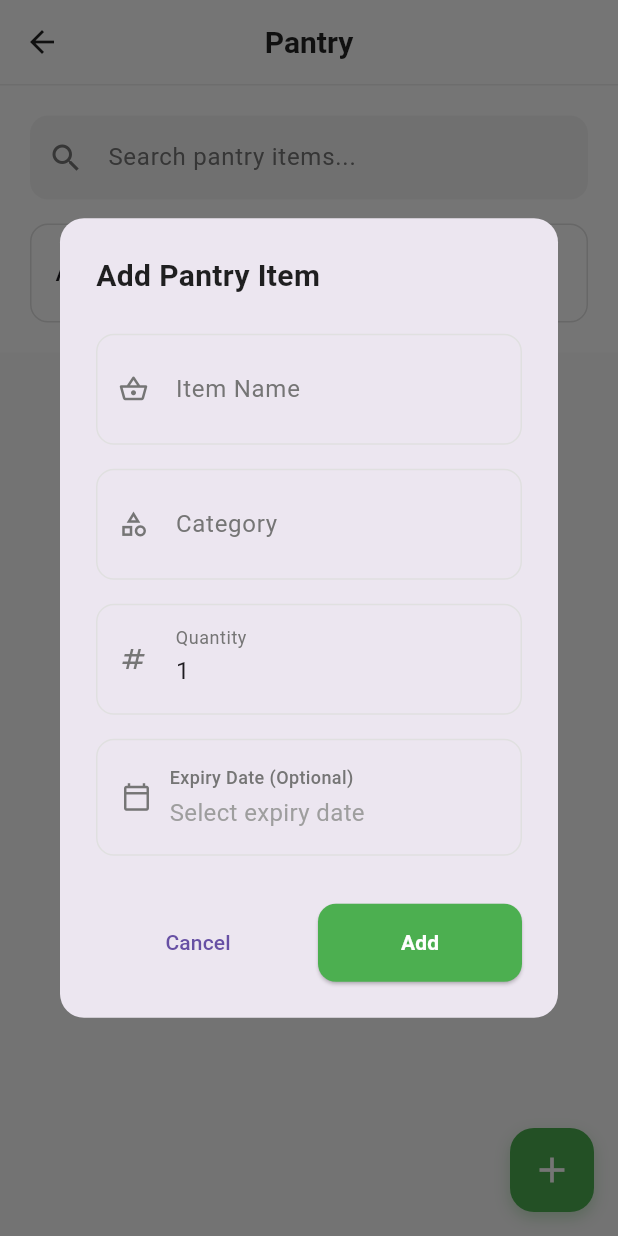
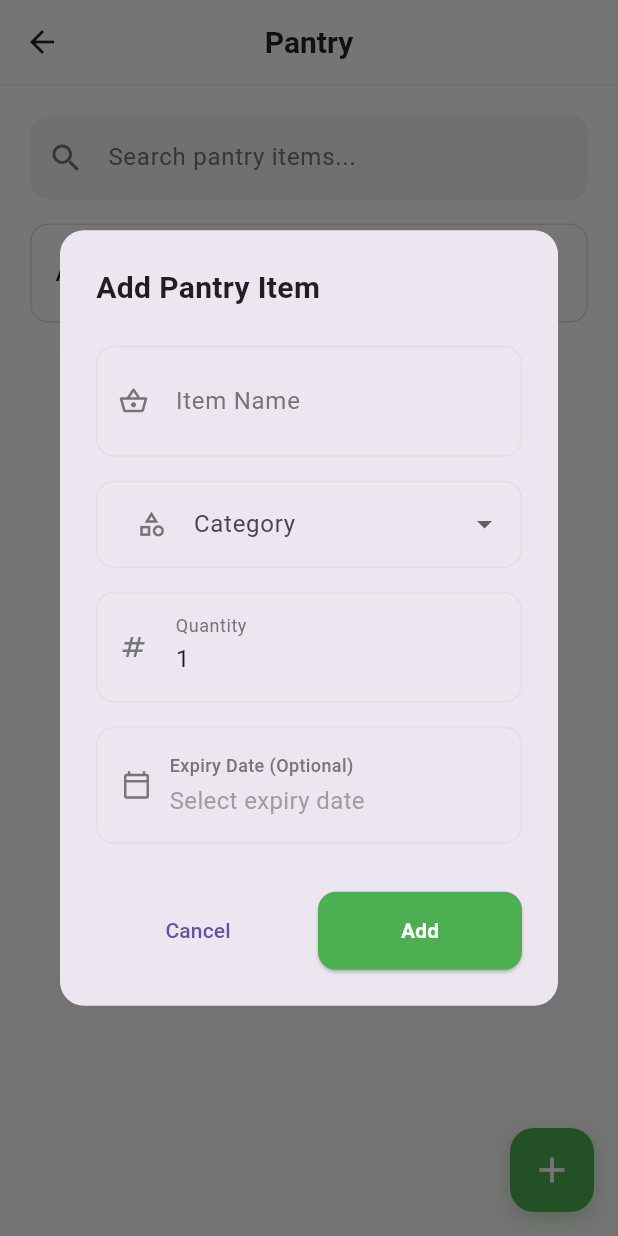
Before and after one commit to KCUkeka/grubypro, a Flutter app: the PantryScreen screen opened directly, after a tap on the "add" icon, on a phone screen of 412 x 824 dp. Run offline on Flutter 3.47's test engine with Material 3 defaults, Android fonts, the phone set to English and light mode, and no system bars; our stand-ins replace csv, flutter_dotenv, permission_handler, sqflite, supabase_flutter; accounts and stored records are empty.

Commit message:
Made pantry be able to have dropdown category

```diff
--- a/lib/screens/gruby/pantry_screen.dart
+++ b/lib/screens/gruby/pantry_screen.dart
@@ -19,6 +19,15 @@ class _PantryScreenState extends State<PantryScreen> {
   final _categoryController = TextEditingController();
   final _quantityController = TextEditingController(text: '1');
   DateTime? _selectedExpiryDate;
+  final List<String> _categoryOptions = [
+    'Fruits',
+    'Vegetables',
+    'Dairy',
+    'Meat',
+    'Dry Goods',
+    'Baking',
+    'Other'
+  ];
 
   @override
   void initState() {
@@ -98,7 +107,8 @@ class _PantryScreenState extends State<PantryScreen> {
 
     await showDialog(
       context: context,
-    builder: (context) => StatefulBuilder(
+      builder:
+          (context) => StatefulBuilder(
             builder: (context, setState) {
               return AlertDialog(
                 title: Text('Add ${item.name} to Shopping List'),
@@ -121,11 +131,26 @@ class _PantryScreenState extends State<PantryScreen> {
                         border: OutlineInputBorder(),
                       ),
                       items: const [
-                  DropdownMenuItem(value: 'Stick(s)', child: Text('Stick(s)')),
-                  DropdownMenuItem(value: 'Bag(s)', child: Text('Bag(s)')),
-                  DropdownMenuItem(value: 'Box(es)', child: Text('Box(es)')),
-                  DropdownMenuItem(value: 'Bottle(s)', child: Text('Bottle(s)')),
-                  DropdownMenuItem(value: 'Gallon', child: Text('Gallon')),
+                        DropdownMenuItem(
+                          value: 'Stick(s)',
+                          child: Text('Stick(s)'),
+                        ),
+                        DropdownMenuItem(
+                          value: 'Bag(s)',
+                          child: Text('Bag(s)'),
+                        ),
+                        DropdownMenuItem(
+                          value: 'Box(es)',
+                          child: Text('Box(es)'),
+                        ),
+                        DropdownMenuItem(
+                          value: 'Bottle(s)',
+                          child: Text('Bottle(s)'),
+                        ),
+                        DropdownMenuItem(
+                          value: 'Gallon',
+                          child: Text('Gallon'),
+                        ),
                         DropdownMenuItem(
                           value: 'Container(s)',
                           child: Text('Container(s)'),
@@ -165,14 +190,18 @@ class _PantryScreenState extends State<PantryScreen> {
                   ),
                   ElevatedButton(
                     onPressed: () async {
-                final quantity = int.tryParse(quantityController.text) ?? 1;
+                      final quantity =
+                          int.tryParse(quantityController.text) ?? 1;
                       if (quantity > 0) {
                         try {
-                    final unit = selectedUnit == 'Other'
+                          final unit =
+                              selectedUnit == 'Other'
                                   ? unitController.text.trim()
                                   : selectedUnit ?? item.category;
 
-                    await Supabase.instance.client.from('shopping_list').insert({
+                          await Supabase.instance.client
+                              .from('shopping_list')
+                              .insert({
                                 'name': item.name,
                                 'quantity': quantity,
                                 'unit': unit,
@@ -193,7 +222,9 @@ class _PantryScreenState extends State<PantryScreen> {
                           if (mounted) {
                             ScaffoldMessenger.of(context).showSnackBar(
                               SnackBar(
-                          content: Text('Failed to add item: ${e.toString()}'),
+                                content: Text(
+                                  'Failed to add item: ${e.toString()}',
+                                ),
                                 backgroundColor: Colors.red,
                               ),
                             );
@@ -232,7 +263,10 @@ class _PantryScreenState extends State<PantryScreen> {
   void _showAddItemDialog({String? barcode, PantryItem? editItem}) {
     if (editItem != null) {
       _nameController.text = editItem.name;
-      _categoryController.text = editItem.category;
+      _categoryController.text =
+          _categoryOptions.contains(editItem.category)
+              ? editItem.category
+              : _categoryOptions.first;
       _quantityController.text = editItem.quantity.toString();
       _selectedExpiryDate = editItem.expiryDate;
     } else {
@@ -303,10 +337,50 @@ class _PantryScreenState extends State<PantryScreen> {
                           Icons.shopping_basket_outlined,
                         ),
                         const SizedBox(height: 16),
-                        _buildTextField(
-                          _categoryController,
-                          'Category',
+                        Container(
+                          decoration: BoxDecoration(
+                            border: Border.all(color: Colors.grey[300]!),
+                            borderRadius: BorderRadius.circular(12),
+                          ),
+                          child: Padding(
+                            padding: const EdgeInsets.symmetric(horizontal: 12),
+                            child: DropdownButtonFormField<String>(
+                              value:
+                                  _categoryController.text.isEmpty
+                                      ? null
+                                      : _categoryOptions.contains(
+                                        _categoryController.text,
+                                      )
+                                      ? _categoryController.text
+                                      : null,
+                              decoration: InputDecoration(
+                                labelText: 'Category',
+                                border: InputBorder.none,
+                                prefixIcon: Icon(
                                   Icons.category_outlined,
+                                  size: 20,
+                                  color: Colors.grey[600],
+                                ),
+                              ),
+                              items:
+                                  _categoryOptions.map((category) {
+                                    return DropdownMenuItem(
+                                      value: category,
+                                      child: Text(category),
+                                    );
+                                  }).toList(),
+                              onChanged: (value) {
+                                setDialogState(() {
+                                  _categoryController.text = value ?? '';
+                                });
+                              },
+                              validator:
+                                  (value) =>
+                                      value == null
+                                          ? 'Select a category'
+                                          : null,
+                            ),
+                          ),
                         ),
                         const SizedBox(height: 16),
                         _buildTextField(
@@ -891,7 +965,6 @@ class _PantryScreenState extends State<PantryScreen> {
       shape: RoundedRectangleBorder(borderRadius: BorderRadius.circular(12)),
       itemBuilder:
           (_) => [
-
             PopupMenuItem(
               value: 'add_to_list',
               child: Row(
@@ -1029,7 +1102,6 @@ class _PantryScreenState extends State<PantryScreen> {
   @override
   void dispose() {
     _nameController.dispose();
-    _categoryController.dispose();
     _quantityController.dispose();
     super.dispose();
   }
```
Lines whose indentation alone changed are shown as unchanged.
